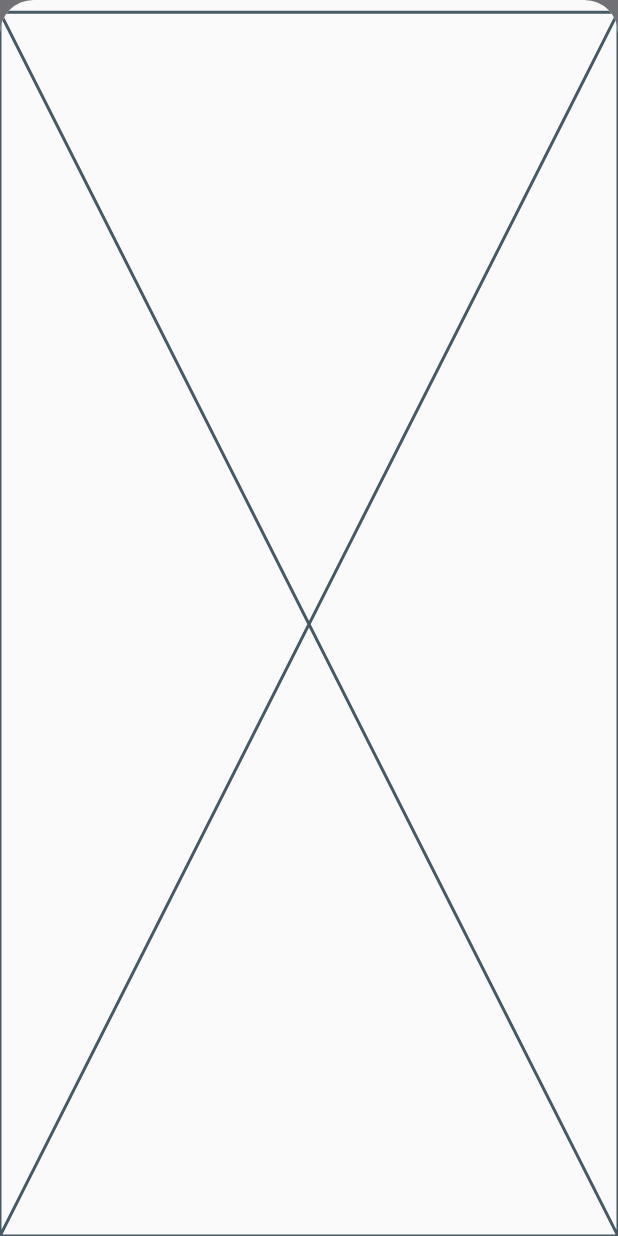
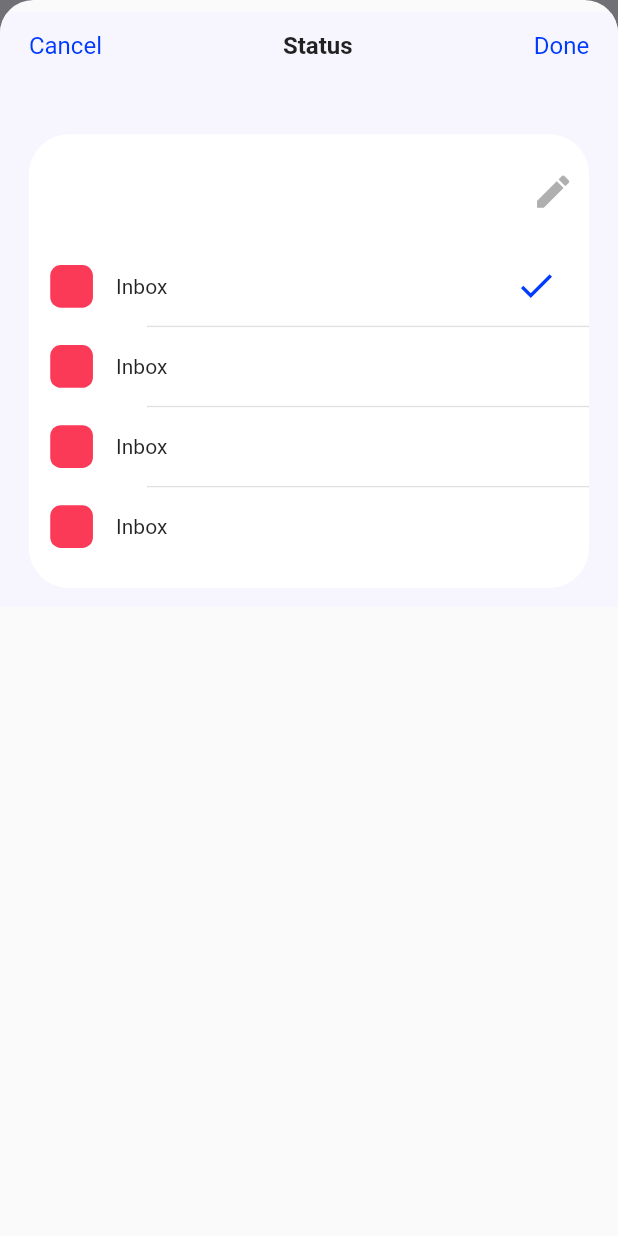
Before and after one commit to a7madjameel/pal_mail, a Flutter app: the AddInboxSheet screen opened directly with empty values, after a tap on "Inbox", on a phone screen of 412 x 824 dp. Run offline on Flutter 3.47's test engine with Material 2 defaults, Android fonts, the phone set to English and light mode, and no system bars; our stand-ins replace email_validator, flutter_advanced_drawer, flutter_screenutil, flutter_svg, google_fonts, shared_preferences and 1 more; accounts and stored records are empty.

Commit message:
Status section first commit

```diff
--- /dev/null
+++ b/lib/screens/app/Status/StatusListTile.dart
@@ -0,0 +1,73 @@
+import 'package:flutter/material.dart';
+import 'package:flutter_screenutil/flutter_screenutil.dart';
+import 'package:pal_mail/models/Status.dart';
+import 'package:pal_mail/widgets/MyTapWidget.dart';
+import 'package:pal_mail/widgets/MyTextField.dart';
+
+class StatusListTile extends StatelessWidget {
+  final Status status;
+  final int itemIndex;
+  final int selectedIndex;
+  final TextEditingController controller;
+  final Function()? onTap;
+  final Function()? changeColor;
+  const StatusListTile({
+    required this.controller,
+    required this.status,
+    required this.selectedIndex,
+    required this.itemIndex,
+    this.onTap,
+    this.changeColor,
+    super.key,
+  });
+
+  @override
+  Widget build(BuildContext context) {
+    Color color = Color(int.parse(status.color ?? '', radix: 16) + 0xFF000000);
+    return MyTapWidget(
+      onTap: onTap,
+      child: Row(
+        children: <Widget>[
+          MyTapWidget(
+            onTap: changeColor,
+            child: Container(
+              alignment: Alignment.center,
+              height: 32.h,
+              width: 32.h,
+              decoration: BoxDecoration(
+                color: color,
+                borderRadius: BorderRadius.circular(8.r),
+              ),
+              child: controller.text.isEmpty
+                  ? const SizedBox.shrink()
+                  : Icon(Icons.edit, color: Colors.white, size: 16.h),
+            ),
+          ),
+          SizedBox(width: 16.w),
+          controller.text.isEmpty
+              ? Text(status.name ?? '')
+              : SizedBox(
+                  height: 40.h,
+                  width: 300.w,
+                  child: MyTextField(
+                    controller: controller,
+                    isFilled: true,
+                    hasRadius: true,
+                  ),
+                ),
+          const Spacer(),
+          controller.text.isEmpty
+              ? selectedIndex == itemIndex
+                  ? Icon(
+                      Icons.check,
+                      color: Theme.of(context).colorScheme.primary,
+                      size: 32.h,
+                    )
+                  : SizedBox(height: 32.h)
+              : SizedBox(height: 32.h),
+          SizedBox(width: 22.w),
+        ],
+      ),
+    );
+  }
+}
--- a/lib/screens/app/Status/StatusSection.dart
+++ b/lib/screens/app/Status/StatusSection.dart
@@ -36,7 +36,7 @@ class _StatusSectionState extends State<StatusSection> {
                 minChildSize: 0.99,
                 expand: true,
                 builder: (context, scrollController) {
-                  return const StatusSheet();
+                  return StatusSheet(scrollController: scrollController);
                 });
           },
         );
--- a/lib/screens/app/Status/StatusSheet.dart
+++ b/lib/screens/app/Status/StatusSheet.dart
@@ -1,15 +1,89 @@
 import 'package:flutter/material.dart';
+import 'package:flutter_screenutil/flutter_screenutil.dart';
+import 'package:pal_mail/models/Status.dart';
+import 'package:pal_mail/screens/app/Status/StatusListTile.dart';
+import 'package:pal_mail/widgets/my_section_container.dart';
+import 'package:pal_mail/widgets/sheet_title_row.dart';
 
 class StatusSheet extends StatefulWidget {
-  const StatusSheet({super.key});
+  final ScrollController scrollController;
+  const StatusSheet({required this.scrollController, super.key});
 
   @override
   State<StatusSheet> createState() => _StatusSheetState();
 }
 
 class _StatusSheetState extends State<StatusSheet> {
+  bool editState = false;
+  int selectedIndex = 0;
+  List<Status> statusList = List.generate(
+      4,
+      (index) =>
+          Status(color: '0xffFA3A57'.replaceAll('0xff', ''), name: 'Inbox'));
+
   @override
   Widget build(BuildContext context) {
-    return const Placeholder();
+    late List<TextEditingController> controllers = List.generate(
+        statusList.length,
+        (index) => TextEditingController(
+            text: editState ? statusList[index].name : ''));
+    return SingleChildScrollView(
+      controller: widget.scrollController,
+      child: Container(
+        color: Theme.of(context).scaffoldBackgroundColor,
+        padding: EdgeInsets.symmetric(horizontal: 20.w, vertical: 14.h),
+        child: Column(
+          children: [
+            const SheetTitleRow(title: 'Status'),
+            SizedBox(height: 56.h),
+            MySectionContainer(
+              children: [
+                Align(
+                  alignment: AlignmentDirectional.centerEnd,
+                  child: IconButton(
+                    onPressed: () {
+                      if (editState) {
+                        for (int i = 0; i < statusList.length; i++) {
+                          setState(() {
+                            statusList[i].name = controllers[i].text;
+                          });
+                        }
+                      }
+                      setState(() => editState = !editState);
+                    },
+                    icon: Icon(
+                      editState ? Icons.check_circle_outline : Icons.edit,
+                      color: editState ? Colors.green : const Color(0xffAFAFAF),
+                      size: 32.h,
+                    ),
+                  ),
+                ),
+                SizedBox(height: 28.h),
+                ListView.separated(
+                  shrinkWrap: true,
+                  physics: const NeverScrollableScrollPhysics(),
+                  itemBuilder: (context, index) {
+                    return StatusListTile(
+                      status: statusList[index],
+                      selectedIndex: selectedIndex,
+                      itemIndex: index,
+                      onTap: () => setState(() => selectedIndex = index),
+                      controller: controllers[index],
+                    );
+                  },
+                  separatorBuilder: (context, index) => Divider(
+                    height: 28.h,
+                    indent: 67.w,
+                    thickness: 1.h,
+                  ),
+                  itemCount: statusList.length,
+                ),
+                SizedBox(height: 10.h),
+              ],
+            ),
+          ],
+        ),
+      ),
+    );
   }
 }
--- a/pubspec.yaml
+++ b/pubspec.yaml
@@ -44,6 +44,7 @@ dependencies:
   flutter_advanced_drawer: ^1.3.5
   intl: ^0.18.1
   table_calendar: ^3.0.9
+  flutter_colorpicker: ^1.0.3
 
 dev_dependencies:
   flutter_test:
```
Also changed, not shown: pubspec.lock.
